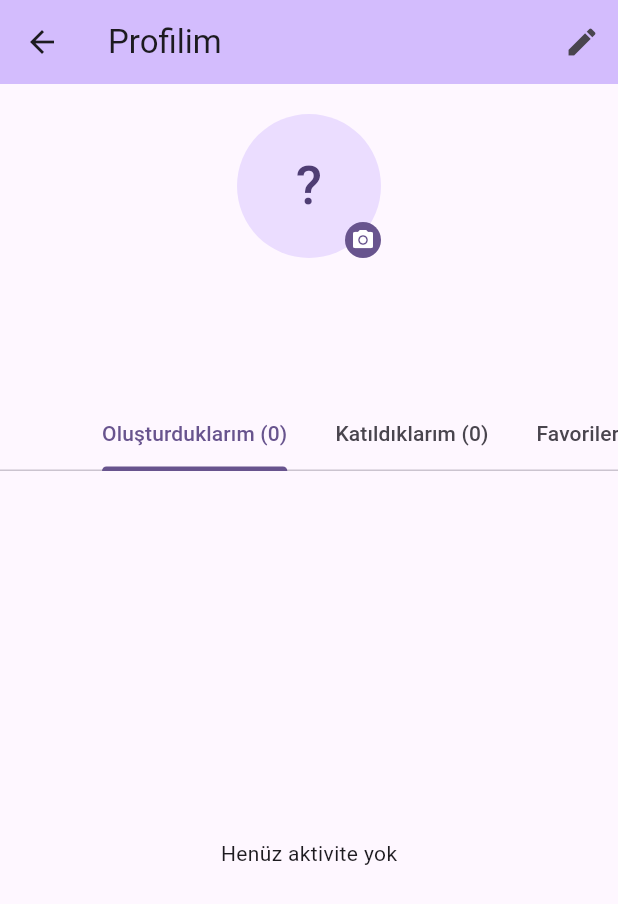
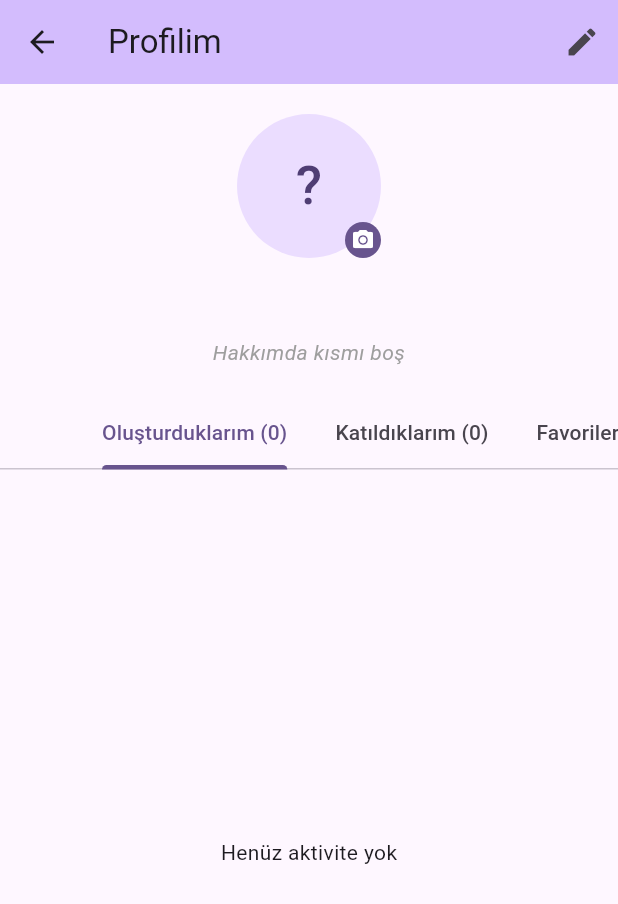
Before and after one commit to onuryr/hadi-app, a Flutter app: the ProfileScreen screen opened directly, on a phone screen of 412 x 824 dp. Shown: the top 904 px of the screen. Run offline on Flutter 3.47's test engine with Material 3 defaults, Android fonts, the phone set to English and light mode, and no system bars; our stand-ins replace cached_network_image, firebase_core, firebase_messaging, flutter_local_notifications, geocoding, geolocator and 4 more; accounts and stored records are empty.

Commit message:
feat(profile): view other users' profiles from activity participants
Profile screen:
- Add optional userId param; when set, show that user's profile in read-only mode
- Hide edit / avatar-picker / favorites tab when viewing someone else
- Tab count drops to 2 (created, joined) for non-self view
- Empty-bio placeholder differs for self vs other
- AppBar title uses the viewed user's display name when not self

Activity detail:
- Fetch avatar_url alongside display_name for participants
- Render participant avatars with image fallback to initials
- Tap a participant to open their ProfileScreen

Out-of-scope uncommitted work in this file (share button / chat button /
related imports) is not part of this change.

Test: test/profile_screen_test.dart covers the new constructor API.
Verified with flutter analyze (only pre-existing info-level lints remain).

Co-Authored-By: Paperclip <noreply@paperclip.ing>

```diff
--- a/lib/screens/profile_screen.dart
+++ b/lib/screens/profile_screen.dart
@@ -7,7 +7,9 @@ import '../services/rating_service.dart';
 import 'activity_detail_screen.dart';
 
 class ProfileScreen extends StatefulWidget {
-  const ProfileScreen({super.key});
+  final String? userId;
+
+  const ProfileScreen({super.key, this.userId});
 
   @override
   State<ProfileScreen> createState() => _ProfileScreenState();
@@ -29,10 +31,18 @@ class _ProfileScreenState extends State<ProfileScreen> with SingleTickerProvider
   bool _saving = false;
   bool _editMode = false;
 
+  bool get _isSelf {
+    final current = _supabase.auth.currentUser?.id;
+    return widget.userId == null || widget.userId == current;
+  }
+
+  String get _viewedUserId =>
+      widget.userId ?? _supabase.auth.currentUser!.id;
+
   @override
   void initState() {
     super.initState();
-    _tabController = TabController(length: 3, vsync: this);
+    _tabController = TabController(length: _isSelf ? 3 : 2, vsync: this);
     _loadProfile();
   }
 
@@ -45,14 +55,13 @@ class _ProfileScreenState extends State<ProfileScreen> with SingleTickerProvider
   }
 
   Future<void> _loadProfile() async {
-    final currentUser = _supabase.auth.currentUser;
-    if (currentUser == null) {
+    if (_supabase.auth.currentUser == null) {
       setState(() => _loading = false);
       return;
     }
-    final userId = currentUser.id;
+    final userId = _viewedUserId;
     try {
-      final results = await Future.wait([
+      final baseFutures = [
         _supabase.from('users').select().eq('id', userId).single(),
         _supabase
             .from('activities')
@@ -64,12 +73,15 @@ class _ProfileScreenState extends State<ProfileScreen> with SingleTickerProvider
             .select('activities(id, title, location_name, scheduled_at, max_participants, location, description, creator_id)')
             .eq('user_id', userId)
             .eq('status', 'approved'),
-        _supabase
+      ];
+      if (_isSelf) {
+        baseFutures.add(_supabase
             .from('activity_favorites')
             .select('activities(id, title, location_name, scheduled_at, max_participants, location, description)')
             .eq('user_id', userId)
-            .order('created_at', ascending: false),
-      ]);
+            .order('created_at', ascending: false));
+      }
+      final results = await Future.wait(baseFutures);
       final rating = await RatingService.getUserAverage(userId);
 
       final user = results[0] as Map<String, dynamic>;
@@ -80,11 +92,12 @@ class _ProfileScreenState extends State<ProfileScreen> with SingleTickerProvider
           .whereType<Map<String, dynamic>>()
           .where((a) => a['creator_id'] != userId)
           .toList();
-      final favs = results[3] as List;
-      final favorites = favs
+      final favorites = _isSelf && results.length > 3
+          ? (results[3] as List)
               .map((f) => f['activities'] as Map<String, dynamic>?)
               .whereType<Map<String, dynamic>>()
-          .toList();
+              .toList()
+          : <Map<String, dynamic>>[];
 
       _nameController.text = user['display_name'] ?? '';
       _bioController.text = user['bio'] ?? '';
@@ -224,10 +237,10 @@ class _ProfileScreenState extends State<ProfileScreen> with SingleTickerProvider
   Widget build(BuildContext context) {
     return Scaffold(
       appBar: AppBar(
-        title: const Text('Profilim'),
+        title: Text(_isSelf ? 'Profilim' : (_user?['display_name'] ?? 'Profil')),
         backgroundColor: Theme.of(context).colorScheme.inversePrimary,
         actions: [
-          if (!_loading)
+          if (_isSelf && !_loading)
             _editMode
                 ? TextButton(
                     onPressed: _saving ? null : _saveProfile,
@@ -250,7 +263,7 @@ class _ProfileScreenState extends State<ProfileScreen> with SingleTickerProvider
                   child: Column(
                     children: [
                       GestureDetector(
-                        onTap: _pickAndUploadAvatar,
+                        onTap: _isSelf ? _pickAndUploadAvatar : null,
                         child: Stack(
                           children: [
                             CircleAvatar(
@@ -265,6 +278,7 @@ class _ProfileScreenState extends State<ProfileScreen> with SingleTickerProvider
                                     )
                                   : null,
                             ),
+                            if (_isSelf)
                               Positioned(
                                 bottom: 0,
                                 right: 0,
@@ -281,7 +295,7 @@ class _ProfileScreenState extends State<ProfileScreen> with SingleTickerProvider
                         ),
                       ),
                       const SizedBox(height: 16),
-                      _editMode
+                      (_editMode && _isSelf)
                           ? TextField(
                               controller: _nameController,
                               textAlign: TextAlign.center,
@@ -310,7 +324,7 @@ class _ProfileScreenState extends State<ProfileScreen> with SingleTickerProvider
                         ),
                       ],
                       const SizedBox(height: 8),
-                      _editMode
+                      (_editMode && _isSelf)
                           ? TextField(
                               controller: _bioController,
                               textAlign: TextAlign.center,
@@ -321,11 +335,21 @@ class _ProfileScreenState extends State<ProfileScreen> with SingleTickerProvider
                                 hintText: 'Kendinden bahset...',
                               ),
                             )
-                          : Text(
-                              _user?['bio'] ?? '',
+                          : Builder(builder: (_) {
+                              final bio = (_user?['bio'] as String?)?.trim() ?? '';
+                              if (bio.isEmpty) {
+                                return Text(
+                                  _isSelf ? 'Hakkımda kısmı boş' : 'Henüz bir şey yazmamış',
                                   textAlign: TextAlign.center,
-                              style: const TextStyle(color: Colors.grey),
-                            ),
+                                  style: const TextStyle(color: Colors.grey, fontStyle: FontStyle.italic),
+                                );
+                              }
+                              return Text(
+                                bio,
+                                textAlign: TextAlign.center,
+                                style: const TextStyle(color: Colors.black87),
+                              );
+                            }),
                     ],
                   ),
                 ),
@@ -333,8 +357,9 @@ class _ProfileScreenState extends State<ProfileScreen> with SingleTickerProvider
                   controller: _tabController,
                   isScrollable: true,
                   tabs: [
-                    Tab(text: 'Oluşturduklarım (${_createdActivities.length})'),
-                    Tab(text: 'Katıldıklarım (${_joinedActivities.length})'),
+                    Tab(text: '${_isSelf ? 'Oluşturduklarım' : 'Oluşturdukları'} (${_createdActivities.length})'),
+                    Tab(text: '${_isSelf ? 'Katıldıklarım' : 'Katıldıkları'} (${_joinedActivities.length})'),
+                    if (_isSelf)
                       Tab(text: 'Favoriler (${_favoriteActivities.length})'),
                   ],
                 ),
@@ -344,7 +369,7 @@ class _ProfileScreenState extends State<ProfileScreen> with SingleTickerProvider
                     children: [
                       _buildActivityList(_createdActivities),
                       _buildActivityList(_joinedActivities),
-                      _buildActivityList(_favoriteActivities),
+                      if (_isSelf) _buildActivityList(_favoriteActivities),
                     ],
                   ),
                 ),
```
Also changed, not shown: lib/screens/activity_detail_screen.dart (+96 -45 lines), 1 other file. Lines whose indentation alone changed are shown as unchanged.
